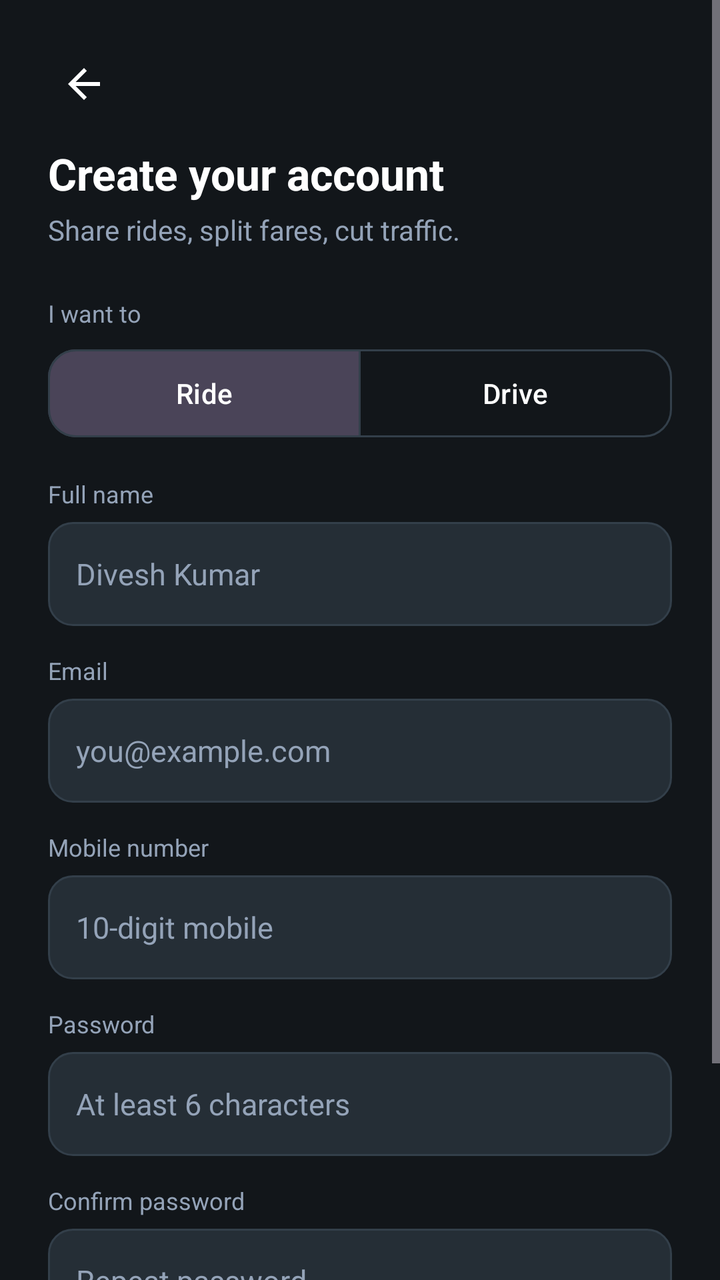
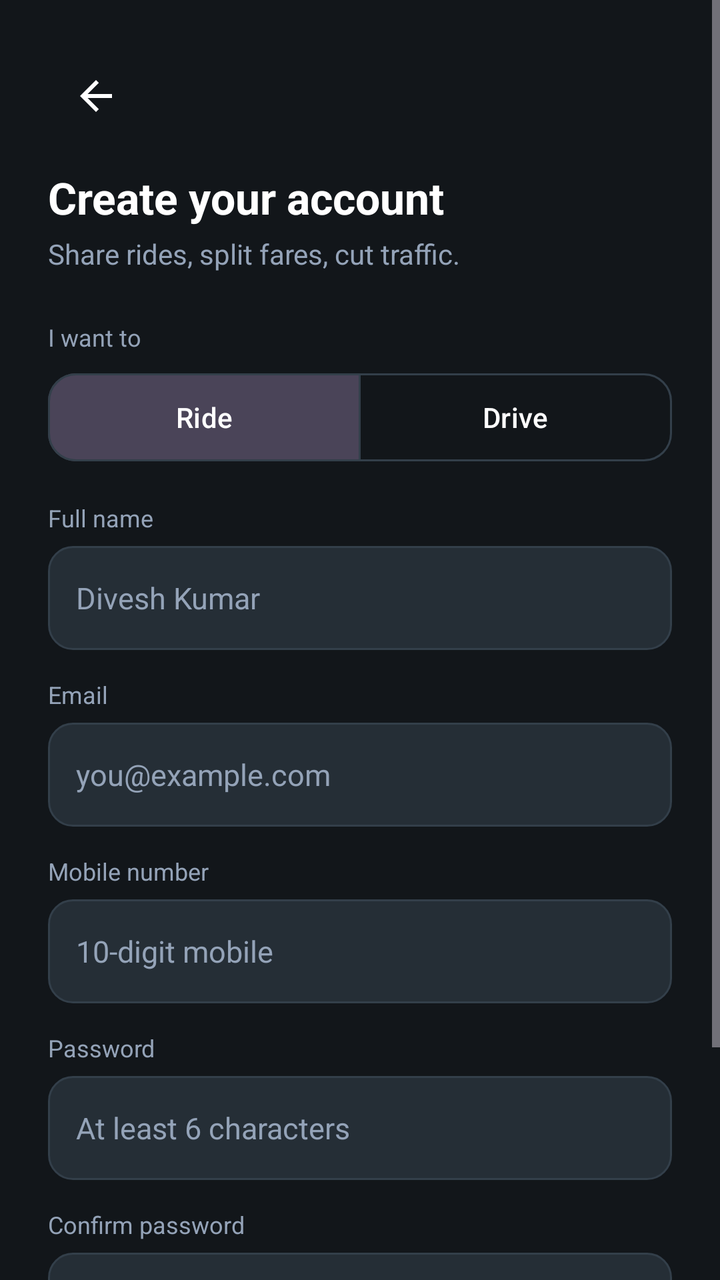

Screens rendered from an Android XML layout before and after an edit, with the pre-edit source and the edit as a unified diff.
<!-- AndroidManifest.xml: application theme Theme.CabFusion -->
<!-- res/layout/activity_register.xml -->
<?xml version="1.0" encoding="utf-8"?>
<ScrollView xmlns:android="http://schemas.android.com/apk/res/android" xmlns:app="http://schemas.android.com/apk/res-auto"
    android:layout_width="match_parent" android:layout_height="match_parent" android:fillViewport="true" android:background="@color/dark_bg">
    <LinearLayout android:layout_width="match_parent" android:layout_height="wrap_content" android:orientation="vertical" android:padding="24dp">
        <ImageView android:id="@+id/btnBack" android:layout_width="36dp" android:layout_height="36dp" android:padding="6dp"
            android:src="@drawable/ic_back" android:contentDescription="Back"/>
        <TextView style="@style/CF.Title" android:layout_width="wrap_content" android:layout_height="wrap_content"
            android:layout_marginTop="12dp" android:text="Create your account"/>
        <TextView style="@style/CF.Label" android:layout_width="wrap_content" android:layout_height="wrap_content"
            android:layout_marginTop="4dp" android:text="Share rides, split fares, cut traffic." android:textSize="14sp"/>

        <TextView style="@style/CF.Label" android:layout_width="wrap_content" android:layout_height="wrap_content"
            android:layout_marginTop="24dp" android:text="I want to"/>
        <com.google.android.material.button.MaterialButtonToggleGroup android:id="@+id/toggleRole"
            android:layout_width="match_parent" android:layout_height="wrap_content" android:layout_marginTop="6dp"
            app:singleSelection="true" app:selectionRequired="true" app:checkedButton="@+id/btnRider">
            <com.google.android.material.button.MaterialButton android:id="@+id/btnRider" style="@style/CF.Button.Outline"
                android:layout_width="0dp" android:layout_weight="1" android:layout_height="wrap_content" android:text="Ride"/>
            <com.google.android.material.button.MaterialButton android:id="@+id/btnDriver" style="@style/CF.Button.Outline"
                android:layout_width="0dp" android:layout_weight="1" android:layout_height="wrap_content" android:text="Drive"/>
        </com.google.android.material.button.MaterialButtonToggleGroup>

        <TextView style="@style/CF.Label" android:layout_width="wrap_content" android:layout_height="wrap_content" android:layout_marginTop="16dp" android:text="Full name"/>
        <EditText android:id="@+id/etName" style="@style/CF.Input" android:layout_width="match_parent" android:layout_height="wrap_content"
            android:layout_marginTop="6dp" android:hint="Divesh Kumar" android:inputType="textPersonName|textCapWords" android:autofillHints="name"/>
        <TextView style="@style/CF.Label" android:layout_width="wrap_content" android:layout_height="wrap_content" android:layout_marginTop="14dp" android:text="Email"/>
        <EditText android:id="@+id/etEmail" style="@style/CF.Input" android:layout_width="match_parent" android:layout_height="wrap_content"
            android:layout_marginTop="6dp" android:hint="you@example.com" android:inputType="textEmailAddress" android:autofillHints="emailAddress"/>
        <TextView style="@style/CF.Label" android:layout_width="wrap_content" android:layout_height="wrap_content" android:layout_marginTop="14dp" android:text="Mobile number"/>
        <EditText android:id="@+id/etPhone" style="@style/CF.Input" android:layout_width="match_parent" android:layout_height="wrap_content"
            android:layout_marginTop="6dp" android:hint="10-digit mobile" android:inputType="phone" android:maxLength="10" android:autofillHints="phone"/>
        <TextView style="@style/CF.Label" android:layout_width="wrap_content" android:layout_height="wrap_content" android:layout_marginTop="14dp" android:text="Password"/>
        <EditText android:id="@+id/etPassword" style="@style/CF.Input" android:layout_width="match_parent" android:layout_height="wrap_content"
            android:layout_marginTop="6dp" android:hint="At least 6 characters" android:inputType="textPassword" android:autofillHints="newPassword"/>
        <TextView style="@style/CF.Label" android:layout_width="wrap_content" android:layout_height="wrap_content" android:layout_marginTop="14dp" android:text="Confirm password"/>
        <EditText android:id="@+id/etConfirm" style="@style/CF.Input" android:layout_width="match_parent" android:layout_height="wrap_content"
            android:layout_marginTop="6dp" android:hint="Repeat password" android:inputType="textPassword"/>

        <TextView android:id="@+id/tvError" android:layout_width="match_parent" android:layout_height="wrap_content"
            android:layout_marginTop="12dp" android:textColor="@color/danger" android:visibility="gone"/>
        <com.google.android.material.button.MaterialButton android:id="@+id/btnRegister" style="@style/CF.Button"
            android:layout_width="match_parent" android:layout_height="wrap_content" android:layout_marginTop="24dp" android:text="Create account"/>
        <ProgressBar android:id="@+id/progress" android:layout_width="28dp" android:layout_height="28dp"
            android:layout_gravity="center_horizontal" android:layout_marginTop="12dp" android:visibility="gone"/>
    </LinearLayout>
</ScrollView>
<!-- resources referenced by this layout -->
<resources>
  <color name="danger">#F87171</color>
  <color name="dark_bg">#12161A</color>
  <!-- drawable ic_back (drawable) -->
  <?xml version="1.0" encoding="utf-8"?>
  <vector xmlns:android="http://schemas.android.com/apk/res/android" android:width="24dp" android:height="24dp"
      android:viewportWidth="24" android:viewportHeight="24" android:tint="#FFFFFF">
      <path android:fillColor="#FFFFFFFF" android:pathData="M20,11H7.83l5.59,-5.59L12,4l-8,8 8,8 1.41,-1.41L7.83,13H20v-2z"/>
  </vector>
  <style name="CF.Button" parent="Widget.Material3.Button">
          <item name="android:minHeight">56dp</item>
          <item name="android:textSize">16sp</item>
          <item name="android:textStyle">bold</item>
          <item name="backgroundTint">@color/accent_teal</item>
          <item name="cornerRadius">14dp</item>
      </style>
  <style name="CF.Button.Outline" parent="Widget.Material3.Button.OutlinedButton">
          <item name="android:minHeight">52dp</item>
          <item name="android:textColor">@color/text_white</item>
          <item name="strokeColor">@color/dark_border</item>
          <item name="cornerRadius">14dp</item>
      </style>
  <style name="CF.Input" parent="">
          <item name="android:background">@drawable/bg_dark_input</item>
          <item name="android:textColor">@color/text_white</item>
          <item name="android:textColorHint">@color/text_muted</item>
          <item name="android:textSize">15sp</item>
          <item name="android:padding">14dp</item>
          <item name="android:minHeight">52dp</item>
      </style>
  <style name="CF.Label" parent="">
          <item name="android:textColor">@color/text_muted</item>
          <item name="android:textSize">12sp</item>
      </style>
  <style name="CF.Title" parent="">
          <item name="android:textColor">@color/text_white</item>
          <item name="android:textSize">22sp</item>
          <item name="android:textStyle">bold</item>
      </style>
  <style name="Theme.CabFusion" parent="Theme.Material3.Dark.NoActionBar">
          <item name="android:windowBackground">@color/dark_bg</item>
          <item name="android:statusBarColor">@color/primary_emerald</item>
          <item name="android:navigationBarColor">@color/dark_card</item>
          <item name="colorPrimary">@color/accent_teal_bright</item>
          <item name="colorOnPrimary">@color/text_white</item>
          <item name="colorSecondary">@color/accent_teal</item>
          <item name="colorSurface">@color/dark_card</item>
      </style>
  <color name="accent_teal">#059669</color>
  <color name="text_white">#FFFFFF</color>
  <color name="dark_border">#333F4A</color>
  <!-- drawable bg_dark_input (drawable) -->
  <?xml version="1.0" encoding="utf-8"?>
  <shape xmlns:android="http://schemas.android.com/apk/res/android">
      <solid android:color="@color/dark_input"/>
      <corners android:radius="12dp"/>
      <stroke
          android:width="1dp"
          android:color="@color/dark_border"/>
  </shape>
  <color name="text_muted">#94A3B8</color>
  <color name="primary_emerald">#0F5144</color>
  <color name="dark_card">#1C2329</color>
  <color name="accent_teal_bright">#10B981</color>
  <color name="dark_input">#252E36</color>
</resources>

<!-- the commit's change to res/layout/activity_register.xml (unified diff, before → after) -->
@@ -2,7 +2,7 @@
 <ScrollView xmlns:android="http://schemas.android.com/apk/res/android" xmlns:app="http://schemas.android.com/apk/res-auto"
     android:layout_width="match_parent" android:layout_height="match_parent" android:fillViewport="true" android:background="@color/dark_bg">
     <LinearLayout android:layout_width="match_parent" android:layout_height="wrap_content" android:orientation="vertical" android:padding="24dp">
-        <ImageView android:id="@+id/btnBack" android:layout_width="36dp" android:layout_height="36dp" android:padding="6dp"
+        <ImageView android:id="@+id/btnBack" android:layout_width="48dp" android:layout_height="48dp" android:padding="12dp"
             android:src="@drawable/ic_back" android:contentDescription="Back"/>
         <TextView style="@style/CF.Title" android:layout_width="wrap_content" android:layout_height="wrap_content"
             android:layout_marginTop="12dp" android:text="Create your account"/>
